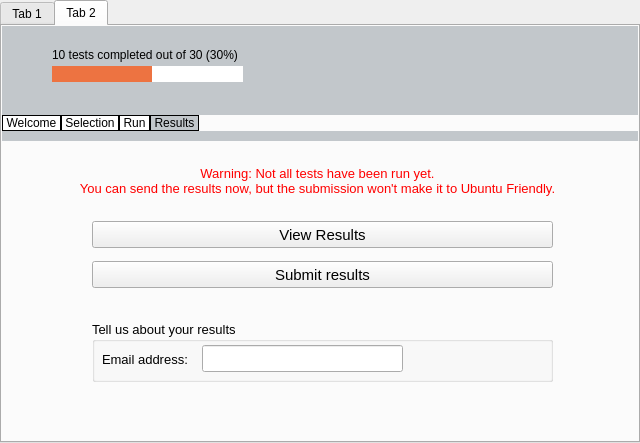
Old version of the form qt/checkbox-qt.ui in the repository checkbox/checkbox.
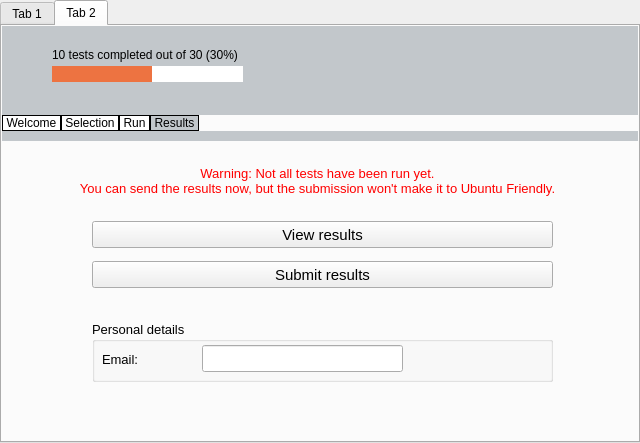
New version of the form. The open tabs and pages were chosen to show the change.

Commit message: Moved widets around in the Results window.

The edit to the form file:
```diff
--- a/qt/checkbox-qt.ui
+++ b/qt/checkbox-qt.ui
@@ -848,7 +848,7 @@
               </rect>
              </property>
              <property name="text">
-              <string>View Results</string>
+              <string>View results</string>
              </property>
             </widget>
             <widget class="QPushButton" name="buttonSubmitResults">
@@ -879,7 +879,7 @@
               </font>
              </property>
              <property name="title">
-              <string>Tell us about your results</string>
+              <string>Personal details</string>
              </property>
              <property name="flat">
               <bool>false</bool>
@@ -915,7 +915,7 @@
                </font>
               </property>
               <property name="text">
-               <string>Email address:</string>
+               <string>Email:</string>
               </property>
              </widget>
             </widget>
```
The commit also changes 1 other file.
